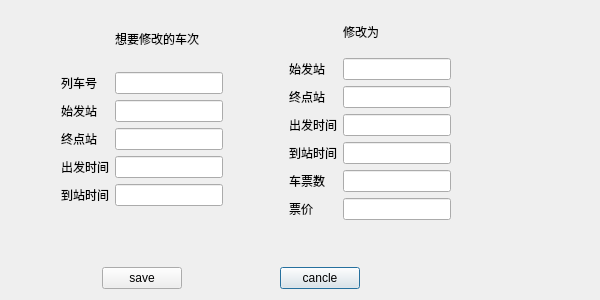
Qt form changeticketdialog.ui (PuLing0/sdu_Clanguage_Homework) before a commit.
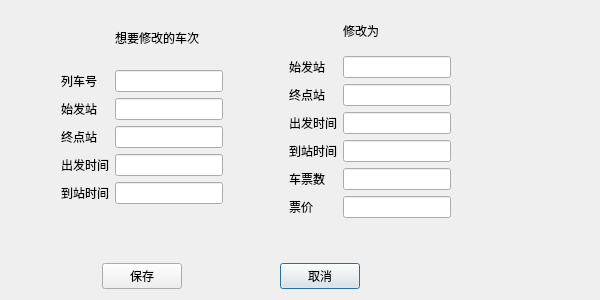
The same form after that commit. Custom widgets are drawn as their Qt base class.

```diff
--- a/changeticketdialog.ui
+++ b/changeticketdialog.ui
@@ -57,14 +57,14 @@
      <item row="0" column="3">
       <widget class="QtMaterialRaisedButton" name="canclebtn">
        <property name="text">
-        <string>cancle</string>
+        <string>取消</string>
        </property>
       </widget>
      </item>
      <item row="0" column="1">
       <widget class="QtMaterialRaisedButton" name="changebtn">
        <property name="text">
-        <string>save</string>
+        <string>保存</string>
        </property>
       </widget>
      </item>
```
